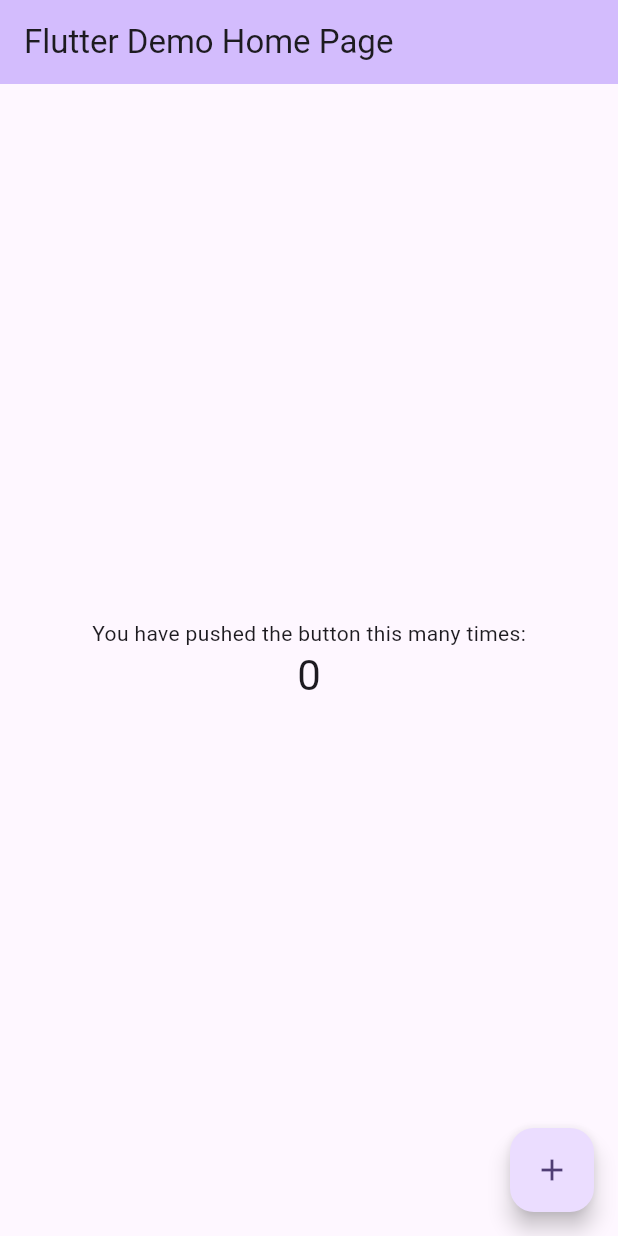
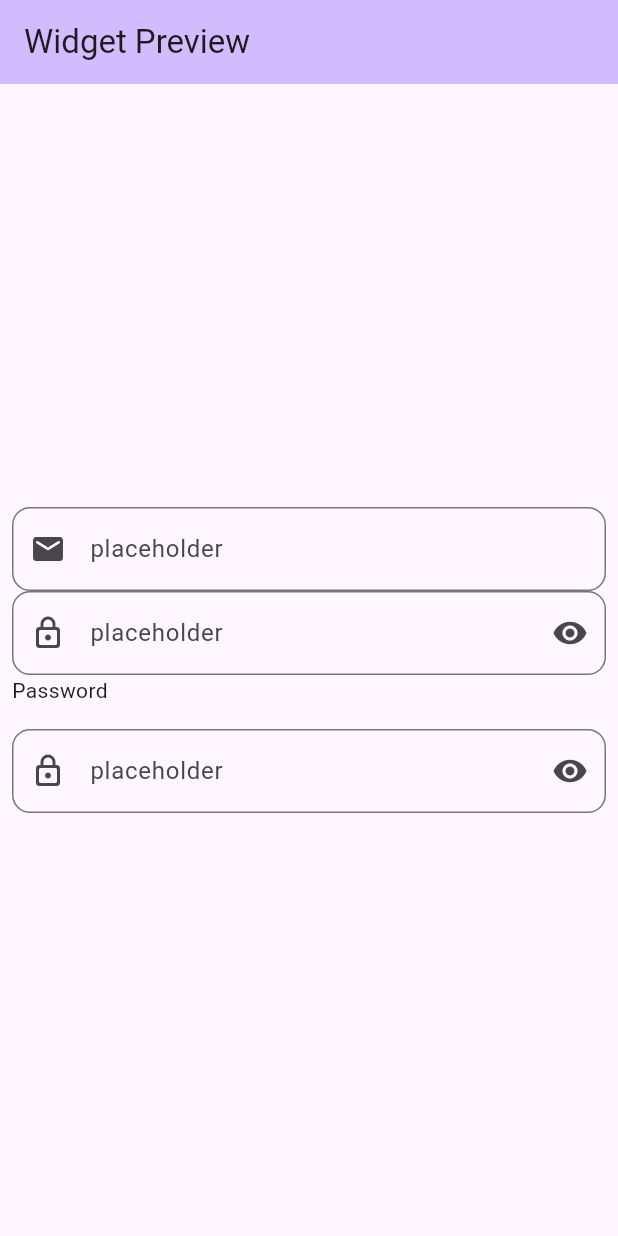
Before and after one commit to Mallvinorz/Proof-Master-App, a Flutter app: the screen it shows after launch, on a phone screen of 412 x 824 dp. Run offline on Flutter 3.47's test engine with Material 3 defaults, Android fonts, the phone set to English and light mode, and no system bars; our stand-ins replace font_awesome_flutter.

Commit message:
add: input widget

```diff
--- a/lib/main.dart
+++ b/lib/main.dart
@@ -1,4 +1,5 @@
 import 'package:flutter/material.dart';
+import 'package:proofmaster/widgets/input.dart';
 
 void main() {
   runApp(const MyApp());
@@ -11,115 +12,44 @@
   @override
   Widget build(BuildContext context) {
     return MaterialApp(
-      title: 'Flutter Demo',
+      title: 'Proof Master',
       theme: ThemeData(
-        // This is the theme of your application.
-        //
-        // TRY THIS: Try running your application with "flutter run". You'll see
-        // the application has a purple toolbar. Then, without quitting the app,
-        // try changing the seedColor in the colorScheme below to Colors.green
-        // and then invoke "hot reload" (save your changes or press the "hot
-        // reload" button in a Flutter-supported IDE, or press "r" if you used
-        // the command line to start the app).
-        //
-        // Notice that the counter didn't reset back to zero; the application
-        // state is not lost during the reload. To reset the state, use hot
-        // restart instead.
-        //
-        // This works for code too, not just values: Most code changes can be
-        // tested with just a hot reload.
         colorScheme: ColorScheme.fromSeed(seedColor: Colors.deepPurple),
         useMaterial3: true,
       ),
-      home: const MyHomePage(title: 'Flutter Demo Home Page'),
+      home: WidgetPreview(
+        children: Padding(
+          padding: EdgeInsets.all(8.0),
+          child: Column(
+            mainAxisAlignment: MainAxisAlignment.center,
+            children: <Widget>[
+              Input(placeholder: "placeholder", inputType: InputType.email),
+              Input(placeholder: "placeholder", inputType: InputType.password),
+              Input(
+                placeholder: "placeholder",
+                inputType: InputType.password,
+                label: "Password",
+              ),
+            ],
+          ),
+        ),
+      ),
     );
   }
 }
 
-class MyHomePage extends StatefulWidget {
-  const MyHomePage({super.key, required this.title});
-
-  // This widget is the home page of your application. It is stateful, meaning
-  // that it has a State object (defined below) that contains fields that affect
-  // how it looks.
-
-  // This class is the configuration for the state. It holds the values (in this
-  // case the title) provided by the parent (in this case the App widget) and
-  // used by the build method of the State. Fields in a Widget subclass are
-  // always marked "final".
-
-  final String title;
-
-  @override
-  State<MyHomePage> createState() => _MyHomePageState();
-}
-
-class _MyHomePageState extends State<MyHomePage> {
-  int _counter = 0;
-
-  void _incrementCounter() {
-    setState(() {
-      // This call to setState tells the Flutter framework that something has
-      // changed in this State, which causes it to rerun the build method below
-      // so that the display can reflect the updated values. If we changed
-      // _counter without calling setState(), then the build method would not be
-      // called again, and so nothing would appear to happen.
-      _counter++;
-    });
-  }
+class WidgetPreview extends StatelessWidget {
+  final Widget children;
+  const WidgetPreview({super.key, required this.children});
 
   @override
   Widget build(BuildContext context) {
-    // This method is rerun every time setState is called, for instance as done
-    // by the _incrementCounter method above.
-    //
-    // The Flutter framework has been optimized to make rerunning build methods
-    // fast, so that you can just rebuild anything that needs updating rather
-    // than having to individually change instances of widgets.
     return Scaffold(
       appBar: AppBar(
-        // TRY THIS: Try changing the color here to a specific color (to
-        // Colors.amber, perhaps?) and trigger a hot reload to see the AppBar
-        // change color while the other colors stay the same.
         backgroundColor: Theme.of(context).colorScheme.inversePrimary,
-        // Here we take the value from the MyHomePage object that was created by
-        // the App.build method, and use it to set our appbar title.
-        title: Text(widget.title),
+        title: Text("Widget Preview"),
       ),
-      body: Center(
-        // Center is a layout widget. It takes a single child and positions it
-        // in the middle of the parent.
-        child: Column(
-          // Column is also a layout widget. It takes a list of children and
-          // arranges them vertically. By default, it sizes itself to fit its
-          // children horizontally, and tries to be as tall as its parent.
-          //
-          // Column has various properties to control how it sizes itself and
-          // how it positions its children. Here we use mainAxisAlignment to
-          // center the children vertically; the main axis here is the vertical
-          // axis because Columns are vertical (the cross axis would be
-          // horizontal).
-          //
-          // TRY THIS: Invoke "debug painting" (choose the "Toggle Debug Paint"
-          // action in the IDE, or press "p" in the console), to see the
-          // wireframe for each widget.
-          mainAxisAlignment: MainAxisAlignment.center,
-          children: <Widget>[
-            const Text(
-              'You have pushed the button this many times:',
-            ),
-            Text(
-              '$_counter',
-              style: Theme.of(context).textTheme.headlineMedium,
-            ),
-          ],
-        ),
-      ),
-      floatingActionButton: FloatingActionButton(
-        onPressed: _incrementCounter,
-        tooltip: 'Increment',
-        child: const Icon(Icons.add),
-      ), // This trailing comma makes auto-formatting nicer for build methods.
+      body: Center(child: children),
     );
   }
 }
--- /dev/null
+++ b/lib/widgets/input.dart
@@ -0,0 +1,70 @@
+import 'package:flutter/material.dart';
+import 'package:font_awesome_flutter/font_awesome_flutter.dart';
+
+class Input extends StatefulWidget {
+  final String placeholder;
+  final InputType inputType;
+  String? label;
+  Input(
+      {super.key,
+      required this.placeholder,
+      required this.inputType,
+      this.label});
+
+  @override
+  State<Input> createState() => _InputState();
+}
+
+class _InputState extends State<Input> {
+  bool _peekPassword = false;
+
+  void togglePeekPassword() {
+    setState(() {
+      _peekPassword = !_peekPassword;
+    });
+  }
+
+  @override
+  Widget build(BuildContext context) {
+    return Column(
+      crossAxisAlignment: CrossAxisAlignment.start,
+      children: [
+        if (widget.label != null)
+          Padding(
+            padding: const EdgeInsets.only(bottom: 16.0),
+            child: Text(
+              widget.label!,
+            ),
+          ),
+        TextField(
+            obscureText: !_peekPassword,
+            keyboardType: switch (widget.inputType) {
+              InputType.password => TextInputType.visiblePassword,
+              InputType.email => TextInputType.emailAddress,
+              _ => TextInputType.text
+            },
+            decoration: InputDecoration(
+              suffixIcon: widget.inputType == InputType.password
+                  ? GestureDetector(
+                      onTap: togglePeekPassword,
+                      child: Icon(!_peekPassword
+                          ? Icons.remove_red_eye
+                          : FontAwesomeIcons.eyeSlash),
+                    )
+                  : null,
+              prefixIcon: Icon(switch (widget.inputType) {
+                InputType.email => Icons.email_rounded,
+                InputType.name => Icons.person_2_outlined,
+                InputType.fullname => Icons.person_outlined,
+                InputType.password => Icons.lock_outline_rounded,
+              }),
+              border: const OutlineInputBorder(
+                  borderRadius: BorderRadius.all(Radius.circular(12.0))),
+              hintText: widget.placeholder,
+            )),
+      ],
+    );
+  }
+}
+
+enum InputType { name, fullname, email, password }
--- a/pubspec.yaml
+++ b/pubspec.yaml
@@ -35,6 +35,9 @@ dependencies:
   # The following adds the Cupertino Icons font to your application.
   # Use with the CupertinoIcons class for iOS style icons.
   cupertino_icons: ^1.0.6
+  font_awesome_flutter: ^10.7.0
+  material_design_icons_flutter: ^7.0.7296
+  google_fonts: ^6.2.1
 
 dev_dependencies:
   flutter_test:
```
Also changed, not shown: lib/theme/text_theme.dart (added), pubspec.lock, 1 other file.
